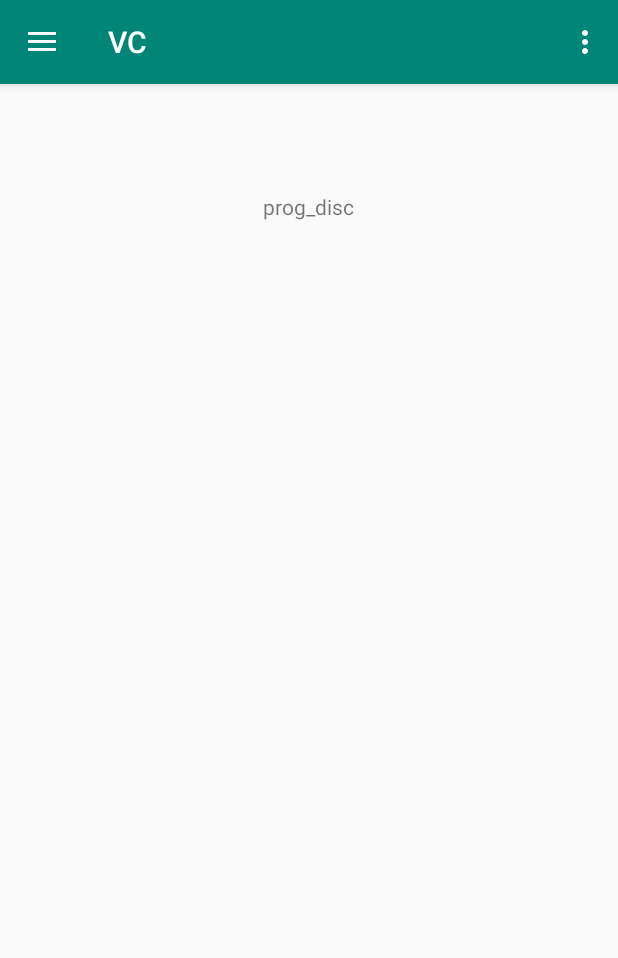
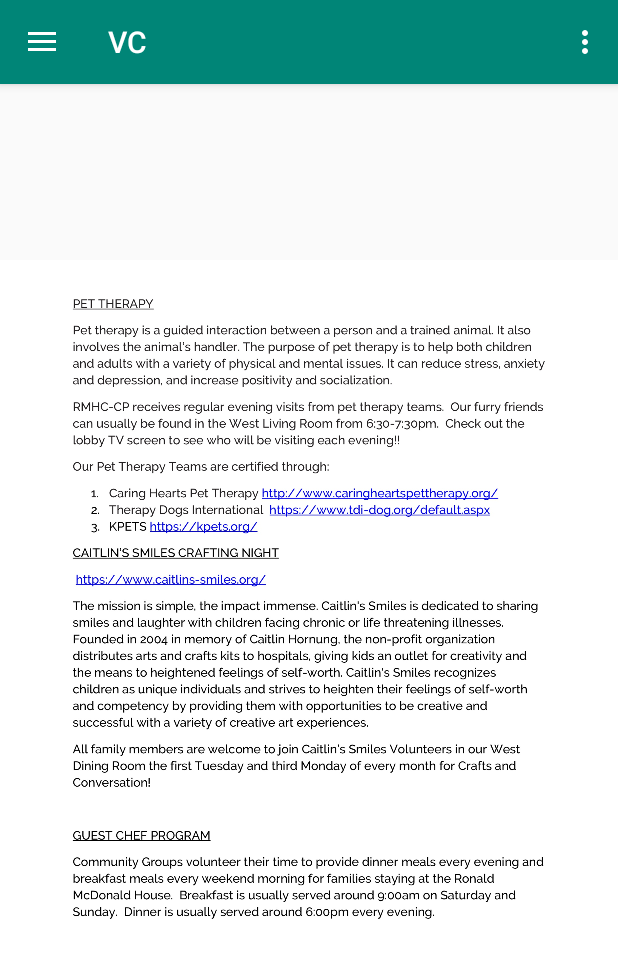
Before and after one commit to LamSieuNguyen/Virtual-C, an Android app: the fragment program_disc placed in its activity, on a phone screen of 412 x 824 dp. Shown: the top 958 px of the screen. Run offline under Robolectric (Android 15) with nearby library versions, the light colour scheme and no system bars.

Commit message:
added faq and program disc

```diff
--- a/app/src/main/res/layout/house_faq.xml
+++ b/app/src/main/res/layout/house_faq.xml
@@ -16,7 +16,7 @@
         android:scrollbars="vertical"
         app:layout_constraintEnd_toEndOf="parent"
         app:layout_constraintStart_toStartOf="parent"
-        app:layout_constraintTop_toTopOf="parent"
-        app:srcCompat="@drawable/page1" />
+        app:srcCompat="@drawable/newhousefaq"
+        tools:layout_editor_absoluteY="0dp" />
 
 </android.support.constraint.ConstraintLayout>
--- a/app/src/main/res/layout/progam_disc.xml
+++ b/app/src/main/res/layout/progam_disc.xml
@@ -1,12 +1,15 @@
 <?xml version="1.0" encoding="utf-8"?>
-<RelativeLayout xmlns:android="http://schemas.android.com/apk/res/android"
-    android:layout_width="match_parent" android:layout_height="match_parent">
-    <TextView
-        android:id="@+id/prog_disc"
-        android:layout_width="wrap_content"
-        android:layout_height="wrap_content"
-        android:text="prog_disc"
+<android.support.constraint.ConstraintLayout xmlns:android="http://schemas.android.com/apk/res/android"
+    xmlns:app="http://schemas.android.com/apk/res-auto"
+    android:layout_width="match_parent"
+    android:layout_height="match_parent">
+
+    <ImageView
+        android:id="@+id/imageView2"
+        android:layout_width="match_parent"
+        android:layout_height="match_parent"
         android:layout_alignParentTop="true"
-        android:layout_centerHorizontal="true"
-        android:layout_marginTop="72dp"/>
-</RelativeLayout>
+        android:layout_alignParentEnd="true"
+        android:layout_alignParentRight="true"
+        app:srcCompat="@drawable/programdisc" />
+</android.support.constraint.ConstraintLayout>
```
Also changed, not shown: app/src/main/res/drawable-v24/newhousefaq.jpg (added), app/src/main/res/drawable-v24/programdisc.jpg (added).
